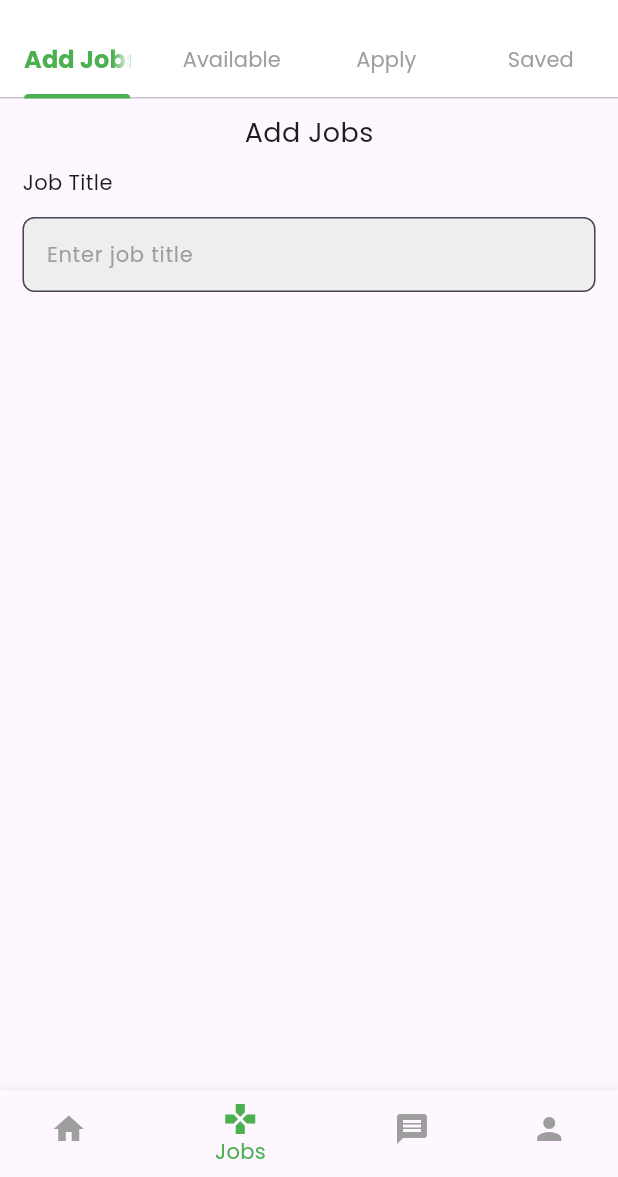
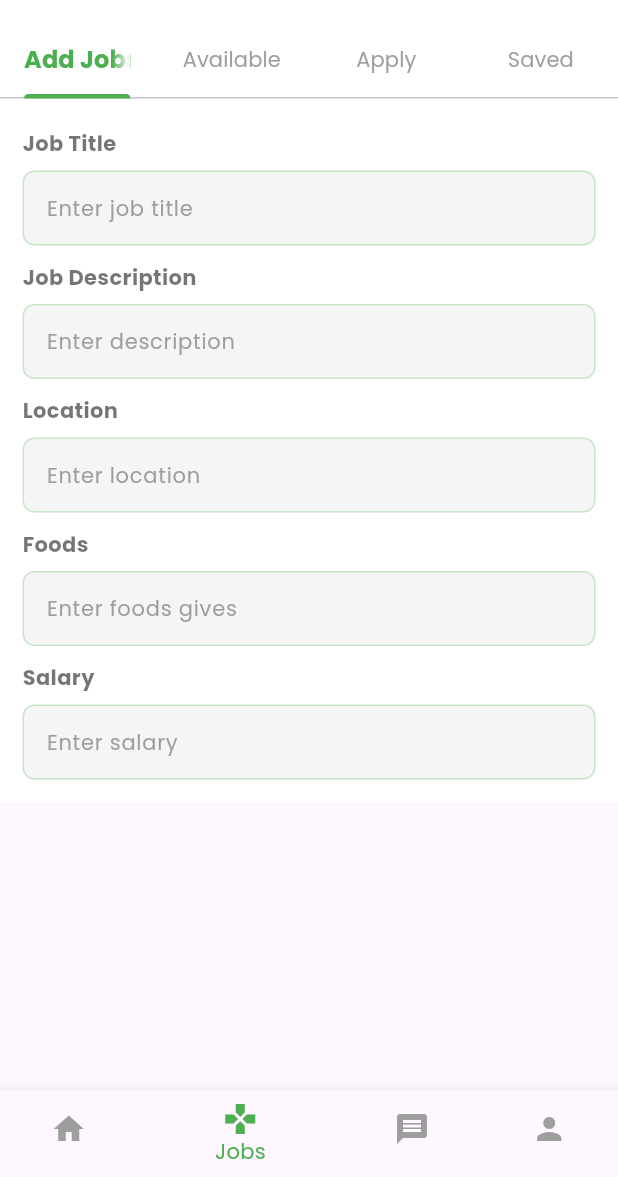
Before and after one commit to sahanDlenora/gig_finder, a Flutter app: the screen it shows once a user with an empty profile is signed in, item 2 of the bottom bar chosen, on a phone screen of 412 x 824 dp, the part 59-1236 px from its top. Run offline on Flutter 3.47's test engine with Material 3 defaults, Android fonts, the phone set to English and light mode, and no system bars; our stand-ins replace cloud_firestore, firebase_auth, firebase_core, firebase_storage, go_router, google_fonts and 3 more; missing offline and left inert: dart:ffi; accounts and stored records are empty.

Commit message:
Update add job

```diff
--- a/lib/views/main_views/home_screen.dart
+++ b/lib/views/main_views/home_screen.dart
@@ -96,7 +96,7 @@ class _HomeScreenState extends State<HomeScreen> {
                       ),
                       enabledBorder: OutlineInputBorder(
                         borderRadius: BorderRadius.circular(10),
-                        borderSide: BorderSide.none,
+                        borderSide: BorderSide(color: Colors.green.shade100),
                       ),
                       focusedBorder: OutlineInputBorder(
                         borderRadius: BorderRadius.circular(10),
--- a/lib/views/main_views/sub_pages/add_jobs.dart
+++ b/lib/views/main_views/sub_pages/add_jobs.dart
@@ -5,12 +5,17 @@ class AddJobs extends StatelessWidget {
   AddJobs({super.key});
 
   final _formKey = GlobalKey<FormState>();
-  final TextEditingController _nameController = TextEditingController();
-  final TextEditingController _emailController = TextEditingController();
+  final TextEditingController _titleController = TextEditingController();
+  final TextEditingController _descriptionController = TextEditingController();
+  final TextEditingController _locationController = TextEditingController();
+  final TextEditingController _foodsController = TextEditingController();
+  final TextEditingController _salaryController = TextEditingController();
 
   @override
   Widget build(BuildContext context) {
     return SingleChildScrollView(
+      child: Container(
+        color: Colors.white,
         child: Column(
           children: [
             Center(
@@ -19,25 +24,132 @@ class AddJobs extends StatelessWidget {
                   vertical: 10,
                   horizontal: 15,
                 ),
+                child: Form(
+                  key: _formKey,
                   child: Column(
                     children: [
-                  Text(
-                    "Add Jobs",
-                    style: TextStyle(fontSize: 18),
-                  ),
                       SizedBox(
                         height: 10,
                       ),
                       Column(
                         crossAxisAlignment: CrossAxisAlignment.start,
                         children: [
-                      Text("Job Title"),
+                          Text(
+                            "Job Title",
+                            style: TextStyle(
+                              fontSize: 14,
+                              color: Colors.black54,
+                              fontWeight: FontWeight.bold,
+                            ),
+                          ),
                           SizedBox(
-                        height: 8,
+                            height: 3,
                           ),
                           AddJobInput(
-                        controller: _nameController,
+                            controller: _titleController,
                             lableText: "Enter job title",
+                            validator: (value) {
+                              if (value?.isEmpty ?? true) {
+                                return "Please enter job title";
+                              }
+                              return null;
+                            },
+                          ),
+                          SizedBox(
+                            height: 6,
+                          ),
+                          Text(
+                            "Job Description",
+                            style: TextStyle(
+                              fontSize: 14,
+                              color: Colors.black54,
+                              fontWeight: FontWeight.bold,
+                            ),
+                          ),
+                          SizedBox(
+                            height: 3,
+                          ),
+                          AddJobInput(
+                            controller: _descriptionController,
+                            lableText: "Enter description",
+                            validator: (value) {
+                              if (value?.isEmpty ?? true) {
+                                return "Please enter description";
+                              }
+                              return null;
+                            },
+                          ),
+                          SizedBox(
+                            height: 6,
+                          ),
+                          Text(
+                            "Location",
+                            style: TextStyle(
+                              fontSize: 14,
+                              color: Colors.black54,
+                              fontWeight: FontWeight.bold,
+                            ),
+                          ),
+                          SizedBox(
+                            height: 3,
+                          ),
+                          AddJobInput(
+                            controller: _locationController,
+                            lableText: "Enter location",
+                            validator: (value) {
+                              if (value?.isEmpty ?? true) {
+                                return "Please enter location";
+                              }
+                              return null;
+                            },
+                          ),
+                          SizedBox(
+                            height: 6,
+                          ),
+                          Text(
+                            "Foods",
+                            style: TextStyle(
+                              fontSize: 14,
+                              color: Colors.black54,
+                              fontWeight: FontWeight.bold,
+                            ),
+                          ),
+                          SizedBox(
+                            height: 3,
+                          ),
+                          AddJobInput(
+                            controller: _foodsController,
+                            lableText: "Enter foods gives",
+                            validator: (value) {
+                              if (value?.isEmpty ?? true) {
+                                return "Please enter foods";
+                              }
+                              return null;
+                            },
+                          ),
+                          SizedBox(
+                            height: 6,
+                          ),
+                          Text(
+                            "Salary",
+                            style: TextStyle(
+                              fontSize: 14,
+                              color: Colors.black54,
+                              fontWeight: FontWeight.bold,
+                            ),
+                          ),
+                          SizedBox(
+                            height: 3,
+                          ),
+                          AddJobInput(
+                            controller: _salaryController,
+                            lableText: "Enter salary",
+                            validator: (value) {
+                              if (value?.isEmpty ?? true) {
+                                return "Please enter Salary";
+                              }
+                              return null;
+                            },
                           ),
                         ],
                       ),
@@ -45,7 +157,9 @@ class AddJobs extends StatelessWidget {
                   ),
                 ),
               ),
+            ),
           ],
+        ),
       ),
     );
   }
--- a/lib/widgets/reusable/add_job_input.dart
+++ b/lib/widgets/reusable/add_job_input.dart
@@ -27,12 +27,17 @@ class AddJobInput extends StatelessWidget {
           border: OutlineInputBorder(
             borderRadius: BorderRadius.circular(8),
           ),
+          enabledBorder: OutlineInputBorder(
+            borderSide: BorderSide(
+                color: Colors.green.shade100), // Default border color
+            borderRadius: BorderRadius.circular(8),
+          ),
           focusedBorder: OutlineInputBorder(
-            borderSide: BorderSide(color: Colors.green),
+            borderSide: BorderSide(color: Colors.green.shade300),
             borderRadius: BorderRadius.circular(12),
           ),
           filled: true,
-          fillColor: Colors.grey.shade200,
+          fillColor: Colors.grey.shade100,
           contentPadding: EdgeInsets.symmetric(vertical: 13, horizontal: 12),
         ),
       ),
```
Lines whose indentation alone changed are shown as unchanged.
